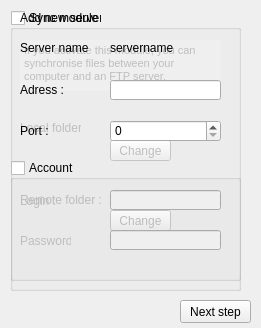
Before: the Qt Designer form ProgFTP/windowaddserver.ui in DGIProject/ProgFTP, drawn with Qt 5.
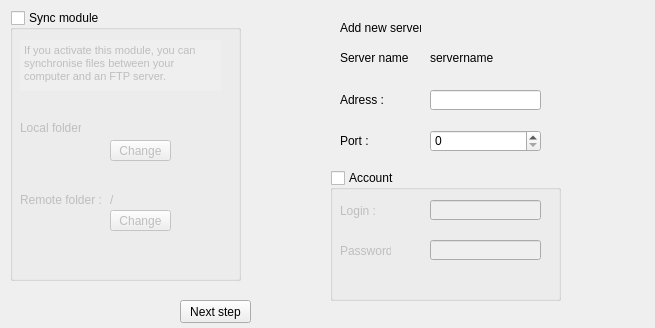
After: the same form once the commit is applied.

Diff of the .ui file:
```diff
--- a/ProgFTP/windowaddserver.ui
+++ b/ProgFTP/windowaddserver.ui
@@ -6,7 +6,7 @@
    <rect>
     <x>0</x>
     <y>0</y>
-    <width>261</width>
+    <width>655</width>
     <height>328</height>
    </rect>
   </property>
@@ -18,7 +18,7 @@
   </property>
   <property name="maximumSize">
    <size>
-    <width>261</width>
+    <width>55555</width>
     <height>328</height>
    </size>
   </property>
@@ -168,8 +168,8 @@
   <widget class="QWidget" name="windowEnterBase" native="true">
    <property name="geometry">
     <rect>
-     <x>0</x>
-     <y>0</y>
+     <x>320</x>
+     <y>10</y>
      <width>261</width>
      <height>301</height>
     </rect>
```
Left out of the diff: 26 changed lines with no effect on the pictures.
